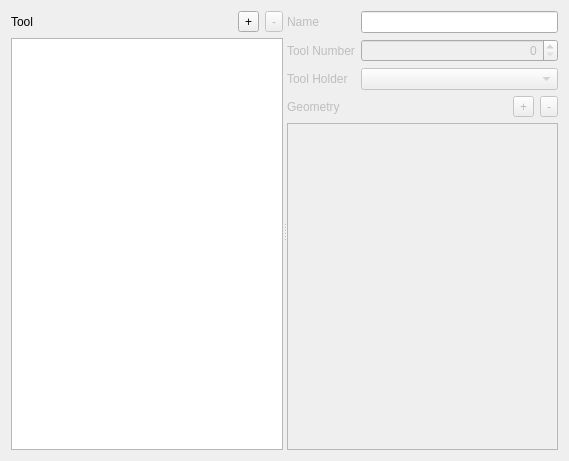
Qt form View/Settings/ToolForm.ui (octronic-uk/Candle) before a commit.
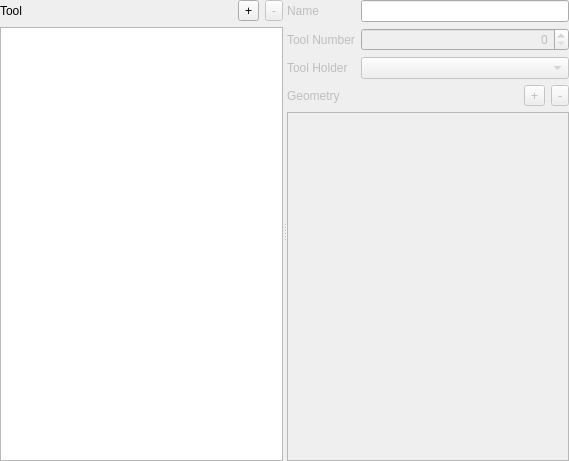
The same form after that commit.

Diff of the .ui file:
```diff
--- a/View/Settings/ToolForm.ui
+++ b/View/Settings/ToolForm.ui
@@ -14,6 +14,18 @@
    <string>Form</string>
   </property>
   <layout class="QHBoxLayout" name="horizontalLayout">
+   <property name="leftMargin">
+    <number>0</number>
+   </property>
+   <property name="topMargin">
+    <number>0</number>
+   </property>
+   <property name="rightMargin">
+    <number>0</number>
+   </property>
+   <property name="bottomMargin">
+    <number>0</number>
+   </property>
    <item>
     <widget class="QSplitter" name="splitter">
      <property name="orientation">
```
